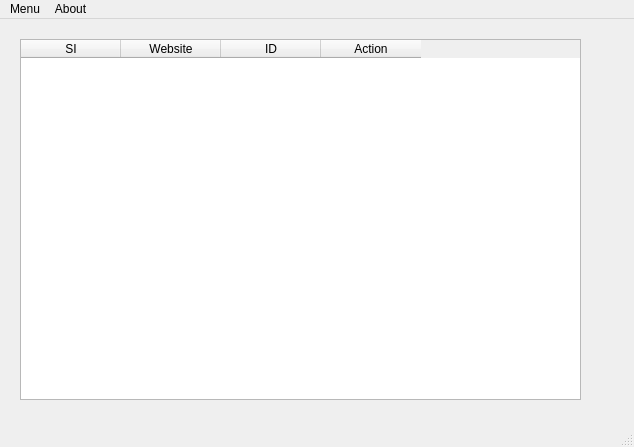
The window that secure_key/key.ui (HemjalCF/ciphervault) describes before a commit, drawn with Qt 5.
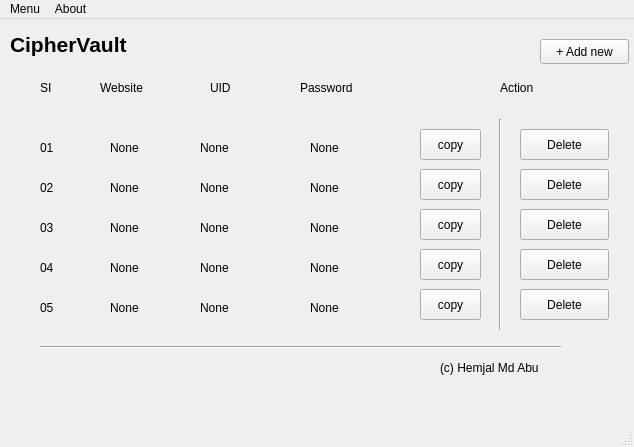
The same window after the commit. The open tabs and pages were chosen to show the change. Icons and pictures are not drawn.

Commit message: added copy password functionality

```diff
--- a/secure_key/key.ui
+++ b/secure_key/key.ui
@@ -628,35 +628,531 @@
      </widget>
     </widget>
     <widget class="QWidget" name="page_final">
-     <widget class="QTableWidget" name="tableWidget_list_all_passwords">
+     <widget class="QLabel" name="label_13">
       <property name="geometry">
        <rect>
-        <x>20</x>
+        <x>40</x>
+        <y>60</y>
+        <width>31</width>
+        <height>17</height>
+       </rect>
+      </property>
+      <property name="text">
+       <string>SI</string>
+      </property>
+     </widget>
+     <widget class="QLabel" name="label_14">
+      <property name="geometry">
+       <rect>
+        <x>100</x>
+        <y>60</y>
+        <width>67</width>
+        <height>17</height>
+       </rect>
+      </property>
+      <property name="text">
+       <string>Website</string>
+      </property>
+     </widget>
+     <widget class="QLabel" name="label_15">
+      <property name="geometry">
+       <rect>
+        <x>300</x>
+        <y>60</y>
+        <width>67</width>
+        <height>17</height>
+       </rect>
+      </property>
+      <property name="text">
+       <string>Password</string>
+      </property>
+     </widget>
+     <widget class="QLabel" name="label_16">
+      <property name="geometry">
+       <rect>
+        <x>500</x>
+        <y>60</y>
+        <width>67</width>
+        <height>17</height>
+       </rect>
+      </property>
+      <property name="text">
+       <string>Action</string>
+      </property>
+     </widget>
+     <widget class="QLabel" name="label_17">
+      <property name="geometry">
+       <rect>
+        <x>40</x>
+        <y>120</y>
+        <width>31</width>
+        <height>17</height>
+       </rect>
+      </property>
+      <property name="text">
+       <string>01</string>
+      </property>
+     </widget>
+     <widget class="QLabel" name="label_web1">
+      <property name="geometry">
+       <rect>
+        <x>110</x>
+        <y>120</y>
+        <width>67</width>
+        <height>17</height>
+       </rect>
+      </property>
+      <property name="text">
+       <string>None</string>
+      </property>
+     </widget>
+     <widget class="QLabel" name="label_pass1">
+      <property name="geometry">
+       <rect>
+        <x>310</x>
+        <y>120</y>
+        <width>67</width>
+        <height>17</height>
+       </rect>
+      </property>
+      <property name="text">
+       <string>None</string>
+      </property>
+     </widget>
+     <widget class="QPushButton" name="pushButton_copy_pass1">
+      <property name="geometry">
+       <rect>
+        <x>420</x>
+        <y>110</y>
+        <width>61</width>
+        <height>31</height>
+       </rect>
+      </property>
+      <property name="text">
+       <string>copy</string>
+      </property>
+     </widget>
+     <widget class="QPushButton" name="pushButton_delete_pass1">
+      <property name="geometry">
+       <rect>
+        <x>520</x>
+        <y>110</y>
+        <width>89</width>
+        <height>31</height>
+       </rect>
+      </property>
+      <property name="text">
+       <string>Delete</string>
+      </property>
+     </widget>
+     <widget class="QLabel" name="label_20">
+      <property name="geometry">
+       <rect>
+        <x>40</x>
+        <y>160</y>
+        <width>31</width>
+        <height>17</height>
+       </rect>
+      </property>
+      <property name="text">
+       <string>02</string>
+      </property>
+     </widget>
+     <widget class="QLabel" name="label_web2">
+      <property name="geometry">
+       <rect>
+        <x>110</x>
+        <y>160</y>
+        <width>67</width>
+        <height>17</height>
+       </rect>
+      </property>
+      <property name="text">
+       <string>None</string>
+      </property>
+     </widget>
+     <widget class="QLabel" name="label_pass2">
+      <property name="geometry">
+       <rect>
+        <x>310</x>
+        <y>160</y>
+        <width>67</width>
+        <height>17</height>
+       </rect>
+      </property>
+      <property name="text">
+       <string>None</string>
+      </property>
+     </widget>
+     <widget class="QPushButton" name="pushButton_copy_pass2">
+      <property name="geometry">
+       <rect>
+        <x>420</x>
+        <y>150</y>
+        <width>61</width>
+        <height>31</height>
+       </rect>
+      </property>
+      <property name="text">
+       <string>copy</string>
+      </property>
+     </widget>
+     <widget class="QPushButton" name="pushButton_pass2">
+      <property name="geometry">
+       <rect>
+        <x>520</x>
+        <y>150</y>
+        <width>89</width>
+        <height>31</height>
+       </rect>
+      </property>
+      <property name="text">
+       <string>Delete</string>
+      </property>
+     </widget>
+     <widget class="QLabel" name="label_23">
+      <property name="geometry">
+       <rect>
+        <x>40</x>
+        <y>200</y>
+        <width>31</width>
+        <height>17</height>
+       </rect>
+      </property>
+      <property name="text">
+       <string>03</string>
+      </property>
+     </widget>
+     <widget class="QPushButton" name="pushButton_copy_pass3">
+      <property name="geometry">
+       <rect>
+        <x>420</x>
+        <y>190</y>
+        <width>61</width>
+        <height>31</height>
+       </rect>
+      </property>
+      <property name="text">
+       <string>copy</string>
+      </property>
+     </widget>
+     <widget class="QPushButton" name="pushButton_6">
+      <property name="geometry">
+       <rect>
+        <x>520</x>
+        <y>190</y>
+        <width>89</width>
+        <height>31</height>
+       </rect>
+      </property>
+      <property name="text">
+       <string>Delete</string>
+      </property>
+     </widget>
+     <widget class="QLabel" name="label_pass3">
+      <property name="geometry">
+       <rect>
+        <x>310</x>
+        <y>200</y>
+        <width>67</width>
+        <height>17</height>
+       </rect>
+      </property>
+      <property name="text">
+       <string>None</string>
+      </property>
+     </widget>
+     <widget class="QLabel" name="label_web3">
+      <property name="geometry">
+       <rect>
+        <x>110</x>
+        <y>200</y>
+        <width>67</width>
+        <height>17</height>
+       </rect>
+      </property>
+      <property name="text">
+       <string>None</string>
+      </property>
+     </widget>
+     <widget class="QLabel" name="label_26">
+      <property name="geometry">
+       <rect>
+        <x>40</x>
+        <y>240</y>
+        <width>31</width>
+        <height>17</height>
+       </rect>
+      </property>
+      <property name="text">
+       <string>04</string>
+      </property>
+     </widget>
+     <widget class="QPushButton" name="pushButton_copy_pass4">
+      <property name="geometry">
+       <rect>
+        <x>420</x>
+        <y>230</y>
+        <width>61</width>
+        <height>31</height>
+       </rect>
+      </property>
+      <property name="text">
+       <string>copy</string>
+      </property>
+     </widget>
+     <widget class="QPushButton" name="pushButton_8">
+      <property name="geometry">
+       <rect>
+        <x>520</x>
+        <y>230</y>
+        <width>89</width>
+        <height>31</height>
+       </rect>
+      </property>
+      <property name="text">
+       <string>Delete</string>
+      </property>
+     </widget>
+     <widget class="QLabel" name="label_pass4">
+      <property name="geometry">
+       <rect>
+        <x>310</x>
+        <y>240</y>
+        <width>67</width>
+        <height>17</height>
+       </rect>
+      </property>
+      <property name="text">
+       <string>None</string>
+      </property>
+     </widget>
+     <widget class="QLabel" name="label_web4">
+      <property name="geometry">
+       <rect>
+        <x>110</x>
+        <y>240</y>
+        <width>67</width>
+        <height>17</height>
+       </rect>
+      </property>
+      <property name="text">
+       <string>None</string>
+      </property>
+     </widget>
+     <widget class="QLabel" name="label_29">
+      <property name="geometry">
+       <rect>
+        <x>40</x>
+        <y>280</y>
+        <width>31</width>
+        <height>17</height>
+       </rect>
+      </property>
+      <property name="text">
+       <string>05</string>
+      </property>
+     </widget>
+     <widget class="QPushButton" name="pushButton_copy_pass5">
+      <property name="geometry">
+       <rect>
+        <x>420</x>
+        <y>270</y>
+        <width>61</width>
+        <height>31</height>
+       </rect>
+      </property>
+      <property name="text">
+       <string>copy</string>
+      </property>
+     </widget>
+     <widget class="QPushButton" name="pushButton_10">
+      <property name="geometry">
+       <rect>
+        <x>520</x>
+        <y>270</y>
+        <width>89</width>
+        <height>31</height>
+       </rect>
+      </property>
+      <property name="text">
+       <string>Delete</string>
+      </property>
+     </widget>
+     <widget class="QLabel" name="label_pass5">
+      <property name="geometry">
+       <rect>
+        <x>310</x>
+        <y>280</y>
+        <width>67</width>
+        <height>17</height>
+       </rect>
+      </property>
+      <property name="text">
+       <string>None</string>
+      </property>
+     </widget>
+     <widget class="QLabel" name="label_web5">
+      <property name="geometry">
+       <rect>
+        <x>110</x>
+        <y>280</y>
+        <width>67</width>
+        <height>17</height>
+       </rect>
+      </property>
+      <property name="text">
+       <string>None</string>
+      </property>
+     </widget>
+     <widget class="Line" name="line_10">
+      <property name="geometry">
+       <rect>
+        <x>490</x>
+        <y>100</y>
+        <width>20</width>
+        <height>211</height>
+       </rect>
+      </property>
+      <property name="orientation">
+       <enum>Qt::Vertical</enum>
+      </property>
+     </widget>
+     <widget class="Line" name="line_11">
+      <property name="geometry">
+       <rect>
+        <x>40</x>
+        <y>320</y>
+        <width>521</width>
+        <height>16</height>
+       </rect>
+      </property>
+      <property name="orientation">
+       <enum>Qt::Horizontal</enum>
+      </property>
+     </widget>
+     <widget class="QLabel" name="label_18">
+      <property name="geometry">
+       <rect>
+        <x>440</x>
+        <y>340</y>
+        <width>131</width>
+        <height>17</height>
+       </rect>
+      </property>
+      <property name="text">
+       <string>(c) Hemjal Md Abu</string>
+      </property>
+     </widget>
+     <widget class="QLabel" name="label_19">
+      <property name="geometry">
+       <rect>
+        <x>10</x>
+        <y>10</y>
+        <width>121</width>
+        <height>31</height>
+       </rect>
+      </property>
+      <property name="font">
+       <font>
+        <pointsize>16</pointsize>
+        <bold>true</bold>
+       </font>
+      </property>
+      <property name="text">
+       <string>CipherVault</string>
+      </property>
+     </widget>
+     <widget class="QPushButton" name="pushButton_add_new_pass_page">
+      <property name="geometry">
+       <rect>
+        <x>540</x>
         <y>20</y>
-        <width>561</width>
-        <height>361</height>
+        <width>89</width>
+        <height>25</height>
        </rect>
       </property>
-      <column>
-       <property name="text">
-        <string>SI</string>
-       </property>
-      </column>
-      <column>
-       <property name="text">
-        <string>Website</string>
-       </property>
-      </column>
-      <column>
-       <property name="text">
-        <string>ID</string>
-       </property>
-      </column>
-      <column>
-       <property name="text">
-        <string>Action</string>
-       </property>
-      </column>
+      <property name="text">
+       <string>+ Add new</string>
+      </property>
+     </widget>
+     <widget class="QLabel" name="label_21">
+      <property name="geometry">
+       <rect>
+        <x>210</x>
+        <y>60</y>
+        <width>51</width>
+        <height>17</height>
+       </rect>
+      </property>
+      <property name="text">
+       <string>UID</string>
+      </property>
+     </widget>
+     <widget class="QLabel" name="label_uid_1">
+      <property name="geometry">
+       <rect>
+        <x>200</x>
+        <y>120</y>
+        <width>67</width>
+        <height>17</height>
+       </rect>
+      </property>
+      <property name="text">
+       <string>None</string>
+      </property>
+     </widget>
+     <widget class="QLabel" name="label_uid_2">
+      <property name="geometry">
+       <rect>
+        <x>200</x>
+        <y>160</y>
+        <width>67</width>
+        <height>17</height>
+       </rect>
+      </property>
+      <property name="text">
+       <string>None</string>
+      </property>
+     </widget>
+     <widget class="QLabel" name="label_uid_3">
+      <property name="geometry">
+       <rect>
+        <x>200</x>
+        <y>200</y>
+        <width>67</width>
+        <height>17</height>
+       </rect>
+      </property>
+      <property name="text">
+       <string>None</string>
+      </property>
+     </widget>
+     <widget class="QLabel" name="label_uid_4">
+      <property name="geometry">
+       <rect>
+        <x>200</x>
+        <y>240</y>
+        <width>67</width>
+        <height>17</height>
+       </rect>
+      </property>
+      <property name="text">
+       <string>None</string>
+      </property>
+     </widget>
+     <widget class="QLabel" name="label_uid_5">
+      <property name="geometry">
+       <rect>
+        <x>200</x>
+        <y>280</y>
+        <width>67</width>
+        <height>17</height>
+       </rect>
+      </property>
+      <property name="text">
+       <string>None</string>
+      </property>
      </widget>
     </widget>
    </widget>
```
Left out of the diff: 28 changed lines with no effect on the pictures. The commit also changes 2 other files.
